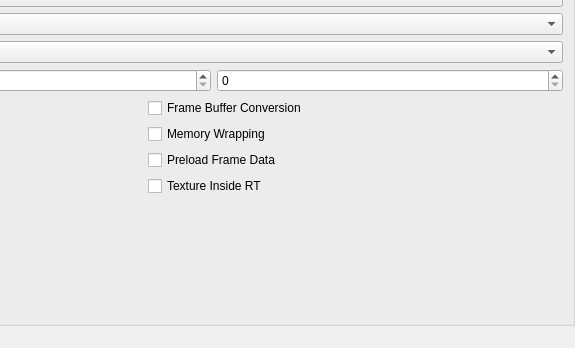
Qt form pcsx2-qt/Settings/GraphicsSettingsWidget.ui (PCSX2/pcsx2) before a commit; both pictures show x 286 to 861 and y 153 to 501 of the 861 by 501 pixel window.
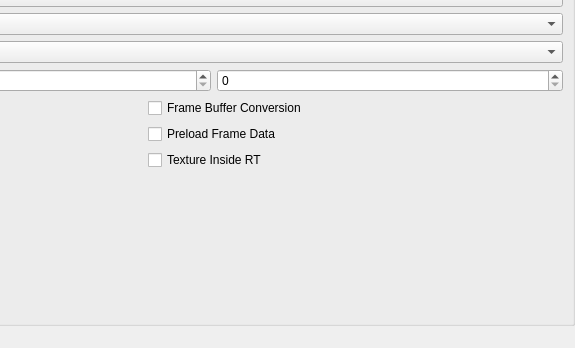
The same form after that commit. The open tabs and pages were chosen to show the change.

Commit message: GS: Enable memory wrapping always

Diff of the .ui file:
```diff
--- a/pcsx2-qt/Settings/GraphicsSettingsWidget.ui
+++ b/pcsx2-qt/Settings/GraphicsSettingsWidget.ui
@@ -968,13 +968,6 @@
            </property>
           </widget>
          </item>
-         <item row="1" column="1">
-          <widget class="QCheckBox" name="memoryWrapping">
-           <property name="text">
-            <string>Memory Wrapping</string>
-           </property>
-          </widget>
-         </item>
          <item row="2" column="0">
           <widget class="QCheckBox" name="disableSafeFeatures">
            <property name="text">
@@ -982,13 +975,6 @@
            </property>
           </widget>
          </item>
-         <item row="2" column="1">
-          <widget class="QCheckBox" name="preloadFrameData">
-           <property name="text">
-            <string>Preload Frame Data</string>
-           </property>
-          </widget>
-         </item>
          <item row="3" column="0">
           <widget class="QCheckBox" name="disablePartialInvalidation">
            <property name="text">
@@ -996,7 +982,14 @@
            </property>
           </widget>
          </item>
-         <item row="3" column="1">
+         <item row="1" column="1">
+          <widget class="QCheckBox" name="preloadFrameData">
+           <property name="text">
+            <string>Preload Frame Data</string>
+           </property>
+          </widget>
+         </item>
+         <item row="2" column="1">
           <widget class="QCheckBox" name="textureInsideRt">
            <property name="text">
             <string>Texture Inside RT</string>
```
Left out of the diff: 2 changed lines with no effect on the pictures. The commit also changes 8 other files.
